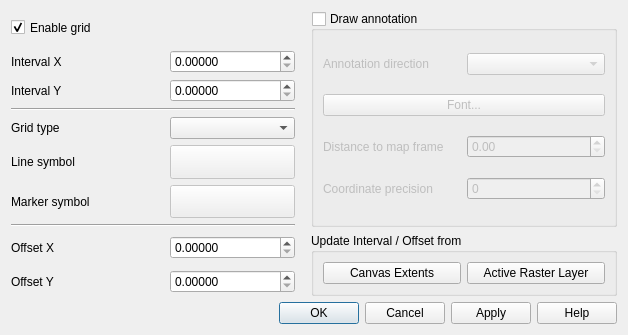
Old version of the form src/ui/qgsdecorationgriddialog.ui in the repository qgis/QGIS.
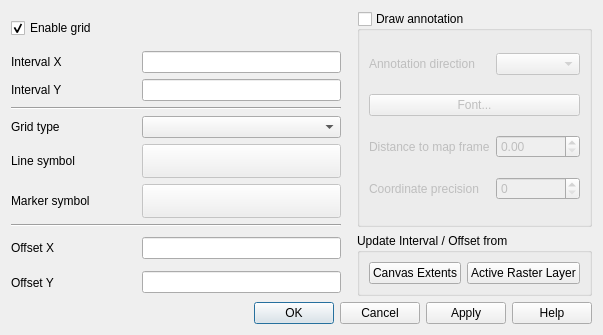
New version of the form.

Commit message: implement calculating offset from raster layer, change interval and offset spin boxes to line edit widgets for precision issues

```diff
--- a/src/ui/qgsdecorationgriddialog.ui
+++ b/src/ui/qgsdecorationgriddialog.ui
@@ -6,7 +6,7 @@
    <rect>
     <x>0</x>
     <y>0</y>
-    <width>628</width>
+    <width>603</width>
     <height>335</height>
    </rect>
   </property>
@@ -126,50 +126,6 @@
        </property>
       </widget>
      </item>
-     <item row="1" column="1">
-      <widget class="QDoubleSpinBox" name="mIntervalXSpinBox">
-       <property name="sizePolicy">
-        <sizepolicy hsizetype="Minimum" vsizetype="Fixed">
-         <horstretch>0</horstretch>
-         <verstretch>0</verstretch>
-        </sizepolicy>
-       </property>
-       <property name="minimumSize">
-        <size>
-         <width>125</width>
-         <height>0</height>
-        </size>
-       </property>
-       <property name="decimals">
-        <number>5</number>
-       </property>
-       <property name="maximum">
-        <double>9999999.000000000000000</double>
-       </property>
-      </widget>
-     </item>
-     <item row="2" column="1">
-      <widget class="QDoubleSpinBox" name="mIntervalYSpinBox">
-       <property name="sizePolicy">
-        <sizepolicy hsizetype="Minimum" vsizetype="Fixed">
-         <horstretch>0</horstretch>
-         <verstretch>0</verstretch>
-        </sizepolicy>
-       </property>
-       <property name="minimumSize">
-        <size>
-         <width>100</width>
-         <height>0</height>
-        </size>
-       </property>
-       <property name="decimals">
-        <number>5</number>
-       </property>
-       <property name="maximum">
-        <double>9999999.000000000000000</double>
-       </property>
-      </widget>
-     </item>
      <item row="1" column="2">
       <spacer name="horizontalSpacer">
        <property name="orientation">
@@ -302,22 +258,6 @@
        </property>
       </widget>
      </item>
-     <item row="8" column="1">
-      <widget class="QDoubleSpinBox" name="mOffsetXSpinBox">
-       <property name="minimumSize">
-        <size>
-         <width>100</width>
-         <height>0</height>
-        </size>
-       </property>
-       <property name="decimals">
-        <number>5</number>
-       </property>
-       <property name="maximum">
-        <double>9999999.000000000000000</double>
-       </property>
-      </widget>
-     </item>
      <item row="9" column="0">
       <widget class="QLabel" name="mOffsetYLabel">
        <property name="text">
@@ -328,22 +268,6 @@
        </property>
       </widget>
      </item>
-     <item row="9" column="1">
-      <widget class="QDoubleSpinBox" name="mOffsetYSpinBox">
-       <property name="minimumSize">
-        <size>
-         <width>100</width>
-         <height>0</height>
-        </size>
-       </property>
-       <property name="decimals">
-        <number>5</number>
-       </property>
-       <property name="maximum">
-        <double>9999999.000000000000000</double>
-       </property>
-      </widget>
-     </item>
      <item row="8" column="3" rowspan="2" colspan="2">
       <widget class="QGroupBox" name="groupBox">
        <property name="title">
@@ -367,6 +291,18 @@
        </layout>
       </widget>
      </item>
+     <item row="1" column="1">
+      <widget class="QLineEdit" name="mIntervalXEdit"/>
+     </item>
+     <item row="2" column="1">
+      <widget class="QLineEdit" name="mIntervalYEdit"/>
+     </item>
+     <item row="8" column="1">
+      <widget class="QLineEdit" name="mOffsetXEdit"/>
+     </item>
+     <item row="9" column="1">
+      <widget class="QLineEdit" name="mOffsetYEdit"/>
+     </item>
     </layout>
    </item>
    <item>
```
The commit also changes 2 other files.
